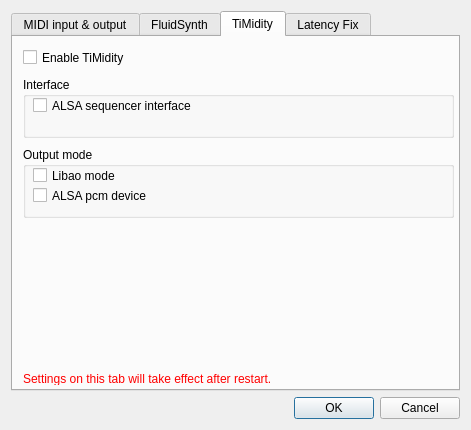
Qt form src/GuiMidiSetupDialog.ui (pianobooster/PianoBooster) before a commit.
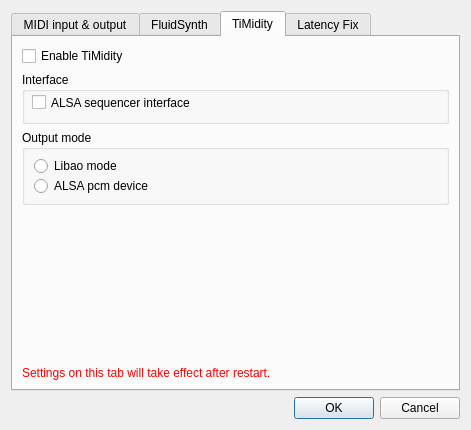
The same form after that commit.

What changed in the file:
```diff
--- a/src/GuiMidiSetupDialog.ui
+++ b/src/GuiMidiSetupDialog.ui
@@ -361,27 +361,27 @@
       <attribute name="title">
        <string notr="true">TiMidity</string>
       </attribute>
+      <layout class="QVBoxLayout" name="verticalLayout_8">
+       <item>
       <widget class="QCheckBox" name="enableTimidity">
-       <property name="geometry">
-        <rect>
-         <x>10</x>
-         <y>10</y>
-         <width>431</width>
-         <height>21</height>
-        </rect>
-       </property>
        <property name="text">
         <string>Enable TiMidity</string>
        </property>
       </widget>
+       </item>
+       <item>
       <widget class="QGroupBox" name="timiditySettingsGroupBox">
-       <property name="geometry">
-        <rect>
-         <x>10</x>
-         <y>40</y>
-         <width>431</width>
-         <height>61</height>
-        </rect>
+         <property name="minimumSize">
+          <size>
+           <width>0</width>
+           <height>52</height>
+          </size>
+         </property>
+         <property name="maximumSize">
+          <size>
+           <width>16777215</width>
+           <height>52</height>
+          </size>
        </property>
        <property name="title">
         <string>Interface</string>
@@ -392,7 +392,7 @@
           <x>10</x>
           <y>20</y>
           <width>411</width>
-          <height>17</height>
+            <height>21</height>
          </rect>
         </property>
         <property name="text">
@@ -400,54 +400,57 @@
         </property>
        </widget>
       </widget>
+       </item>
+       <item>
       <widget class="QGroupBox" name="timiditySettingsGroupBox2">
-       <property name="geometry">
-        <rect>
-         <x>10</x>
-         <y>110</y>
-         <width>431</width>
-         <height>71</height>
-        </rect>
+         <property name="minimumSize">
+          <size>
+           <width>0</width>
+           <height>75</height>
+          </size>
+         </property>
+         <property name="maximumSize">
+          <size>
+           <width>16777215</width>
+           <height>75</height>
+          </size>
        </property>
        <property name="title">
         <string>Output mode</string>
        </property>
-       <widget class="QCheckBox" name="timidityLibaoMode">
-        <property name="geometry">
-         <rect>
-          <x>10</x>
-          <y>20</y>
-          <width>411</width>
-          <height>17</height>
-         </rect>
-        </property>
+         <layout class="QVBoxLayout" name="verticalLayout_9">
+          <item>
+           <widget class="QRadioButton" name="timidityLibaoMode">
         <property name="text">
          <string>Libao mode</string>
         </property>
        </widget>
-       <widget class="QCheckBox" name="timidityPcmDevice">
-        <property name="geometry">
-         <rect>
-          <x>10</x>
-          <y>40</y>
-          <width>411</width>
-          <height>17</height>
-         </rect>
-        </property>
+          </item>
+          <item>
+           <widget class="QRadioButton" name="timidityPcmDevice">
         <property name="text">
          <string>ALSA pcm device</string>
         </property>
        </widget>
-      </widget>
+          </item>
+         </layout>
+        </widget>
+       </item>
+       <item>
+        <spacer name="verticalSpacer_4">
+         <property name="orientation">
+          <enum>Qt::Vertical</enum>
+         </property>
+         <property name="sizeHint" stdset="0">
+          <size>
+           <width>20</width>
+           <height>40</height>
+          </size>
+         </property>
+        </spacer>
+       </item>
+       <item>
       <widget class="QLabel" name="label_6">
-       <property name="geometry">
-        <rect>
-         <x>10</x>
-         <y>335</y>
-         <width>429</width>
-         <height>13</height>
-        </rect>
-       </property>
        <property name="palette">
         <palette>
          <active>
@@ -489,6 +492,8 @@
         <string>Settings on this tab will take effect after restart.</string>
        </property>
       </widget>
+       </item>
+      </layout>
      </widget>
      <widget class="QWidget" name="tab_3">
       <attribute name="title">
```
Lines whose indentation alone changed are shown as unchanged.
